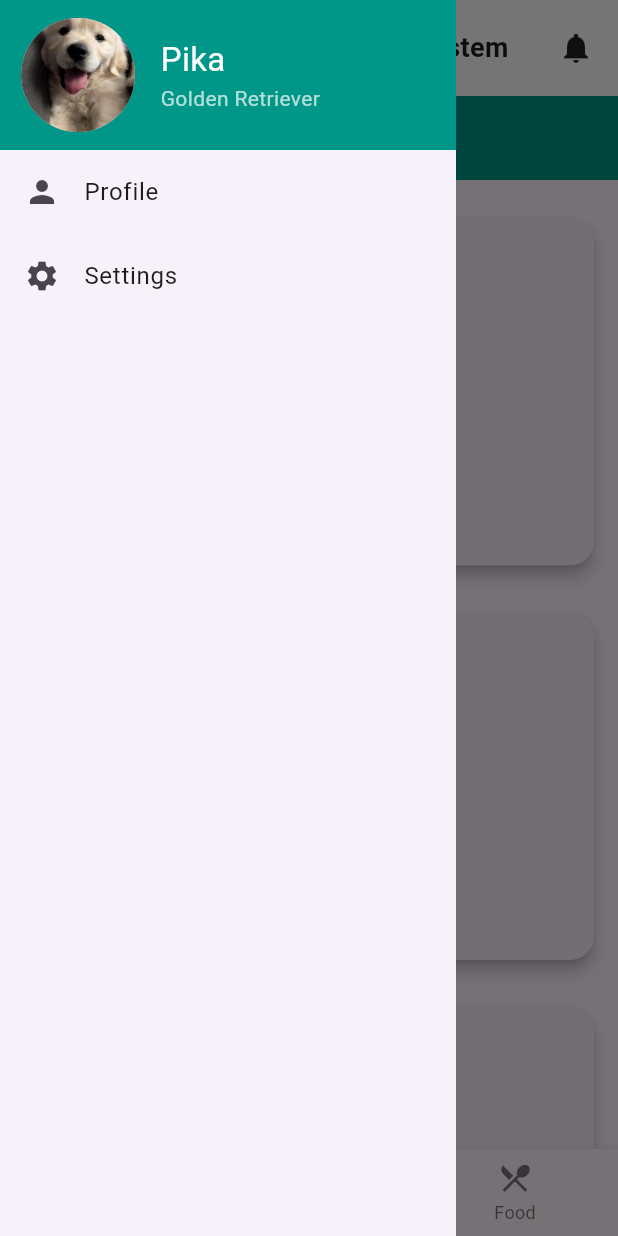
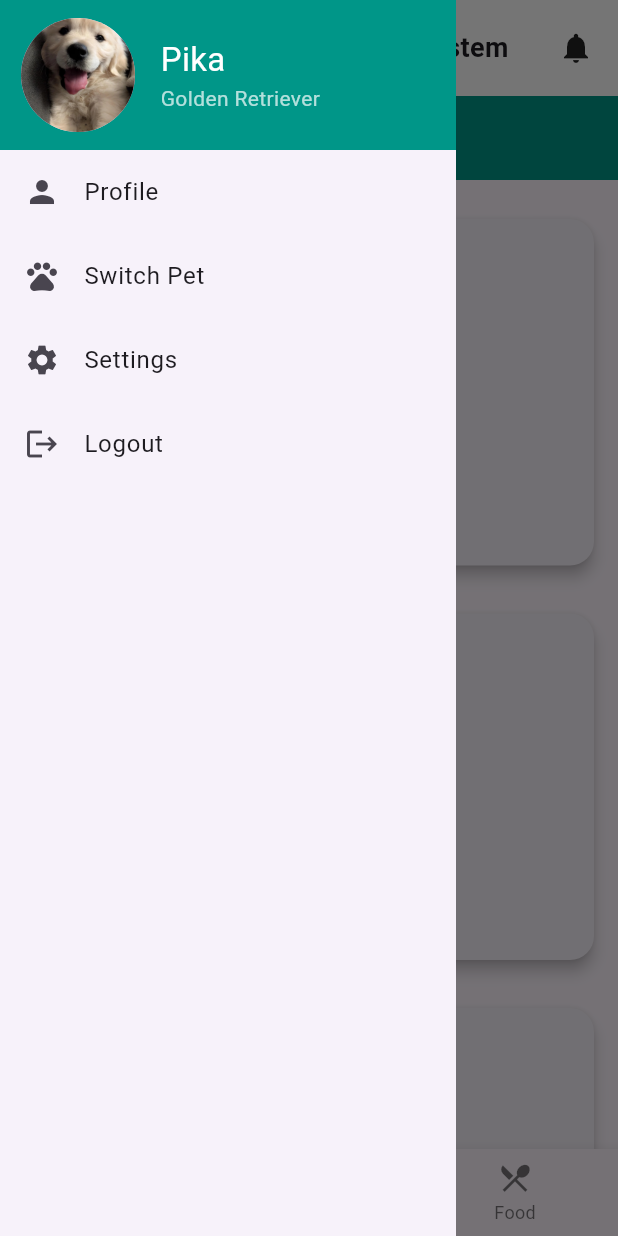
Before and after one commit to nands0610/Pet-Health-Monitor-App, a Flutter app: the MainScaffold screen opened directly, with the side drawer open, on a phone screen of 412 x 824 dp. Run offline on Flutter 3.47's test engine with Material 3 defaults, Android fonts, the phone set to English and light mode, and no system bars; drawn by our look-alikes of fl_chart; our stand-ins replace cloud_firestore, firebase_auth, firebase_core, firebase_storage, flutter_map, image_picker and 3 more; missing offline and left inert: mobile_scanner; accounts and stored records are empty.

Commit message:
Added logout feaature and switch pets button

```diff
--- a/lib/components/navbar/sidebar.dart
+++ b/lib/components/navbar/sidebar.dart
@@ -1,4 +1,7 @@
 import 'package:flutter/material.dart';
+import 'package:pet_health/pages/auth-pages/splash_screen.dart';
+import 'package:firebase_auth/firebase_auth.dart';
+import 'package:cloud_firestore/cloud_firestore.dart';
 
 class CustomDrawer extends StatelessWidget {
   const CustomDrawer({super.key});
@@ -49,10 +52,30 @@ class CustomDrawer extends StatelessWidget {
             },
           ),
           ListTile(
+            leading: const Icon(Icons.pets),
+            title: const Text('Switch Pet'),
+            onTap: () {
+              Navigator.pop(context);
+              // Add your navigation
+            },
+          ),
+          ListTile(
             leading: const Icon(Icons.settings),
             title: const Text('Settings'),
             onTap: () {
               Navigator.pop(context);
+            },
+          ),
+          ListTile(
+            leading: const Icon(Icons.logout),
+            title: const Text('Logout'),
+            onTap: () async {
+              Navigator.pop(context); // close the drawer first
+              await FirebaseAuth.instance.signOut();
+              Navigator.of(context).pushAndRemoveUntil(
+                MaterialPageRoute(builder: (context) => SplashScreen()),
+                (Route<dynamic> route) => false,
+              );
             },
           ),
         ],
```
